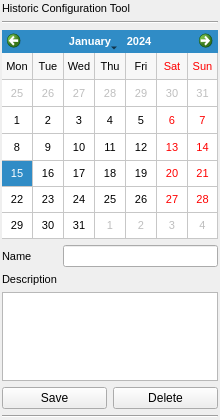
First picture: the form in ui_icepapcms/qt_designer_files/historiccfgwidget.ui, repository ALBA-Synchrotron/IcepapCMS, before the edit.
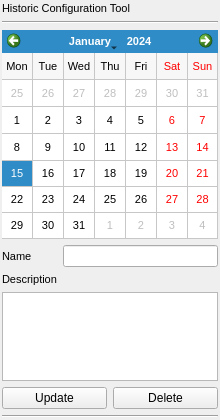
Second picture: the form after the edit. Icons and pictures are not drawn.

Patch:
```diff
--- a/ui_icepapcms/qt_designer_files/historiccfgwidget.ui
+++ b/ui_icepapcms/qt_designer_files/historiccfgwidget.ui
@@ -228,7 +228,7 @@
      <item>
       <widget class="QPushButton" name="saveButton" >
        <property name="text" >
-        <string>Save</string>
+        <string>Update</string>
        </property>
        <property name="icon" >
         <iconset resource="icepapcms.qrc" >:/small_icons/IcepapCFG Icons Petits/save.png</iconset>
```
